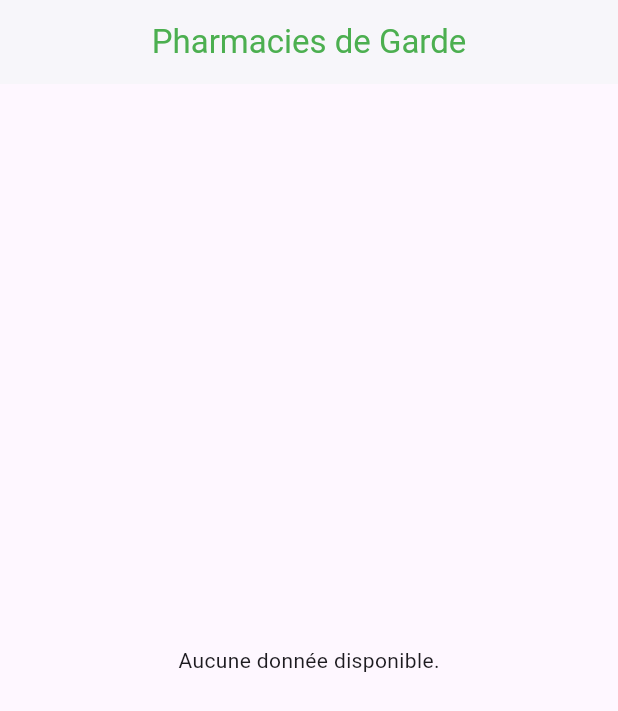
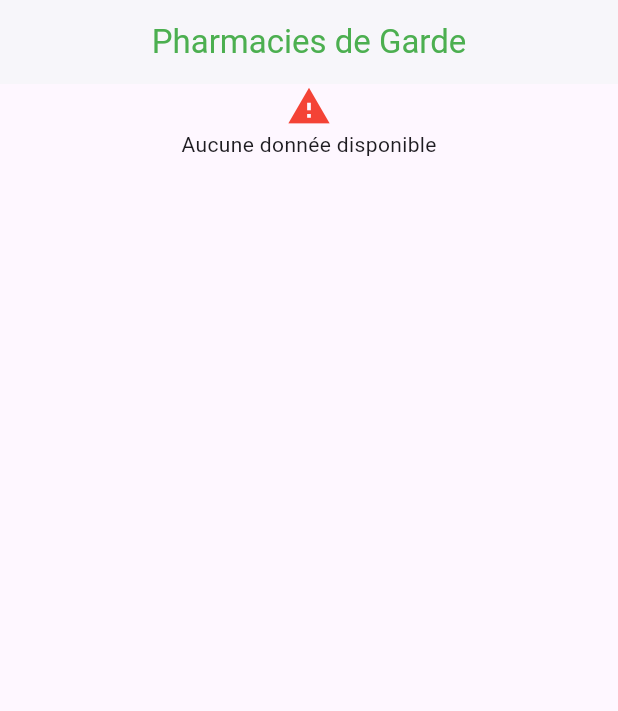
Before and after one commit to Phnix01/Pharma_niamey, a Flutter app: the screen it shows after launch, on a phone screen of 412 x 824 dp. Shown: the top 711 px of the screen. Run offline on Flutter 3.47's test engine with Material 3 defaults, Android fonts, the phone set to English and light mode, and no system bars; our stand-ins replace cloud_firestore, firebase_core; accounts and stored records are empty.

Commit message:
Refactor HomePage to improve loading state handling and display a warning when no data is available

```diff
--- a/lib/home_page.dart
+++ b/lib/home_page.dart
@@ -34,17 +34,24 @@ class _HomePageState extends State<HomePage> {
       body: StreamBuilder<QuerySnapshot>(
         stream: FirebaseFirestore.instance
             .collection('pharmacies_de_garde')
-            .orderBy(FieldPath.documentId, descending: true)
             .snapshots(),
         builder: (context, snapshot) {
-          if (!snapshot.hasData)
-            return const Center(child: CircularProgressIndicator());
-
+          if (snapshot.connectionState == ConnectionState.waiting) {
+            return Center(
+              child: CircularProgressIndicator(color: Colors.green),
+            );
+          }
+          if (!snapshot.hasData || snapshot.data!.docs.isEmpty) {
+            return Center(
+              child: Column(
+                children: [
+                  Icon(Icons.warning, size: 30, color: Colors.red),
+                  Text("Aucune donnée disponible"),
+                ],
+              ),
+            );
+          }
           final docs = snapshot.data!.docs;
-
-          if (docs.isEmpty) {
-            return const Center(child: Text('Aucune donnée disponible.'));
-          }
 
           return ListView.builder(
             itemCount: docs.length,
```
